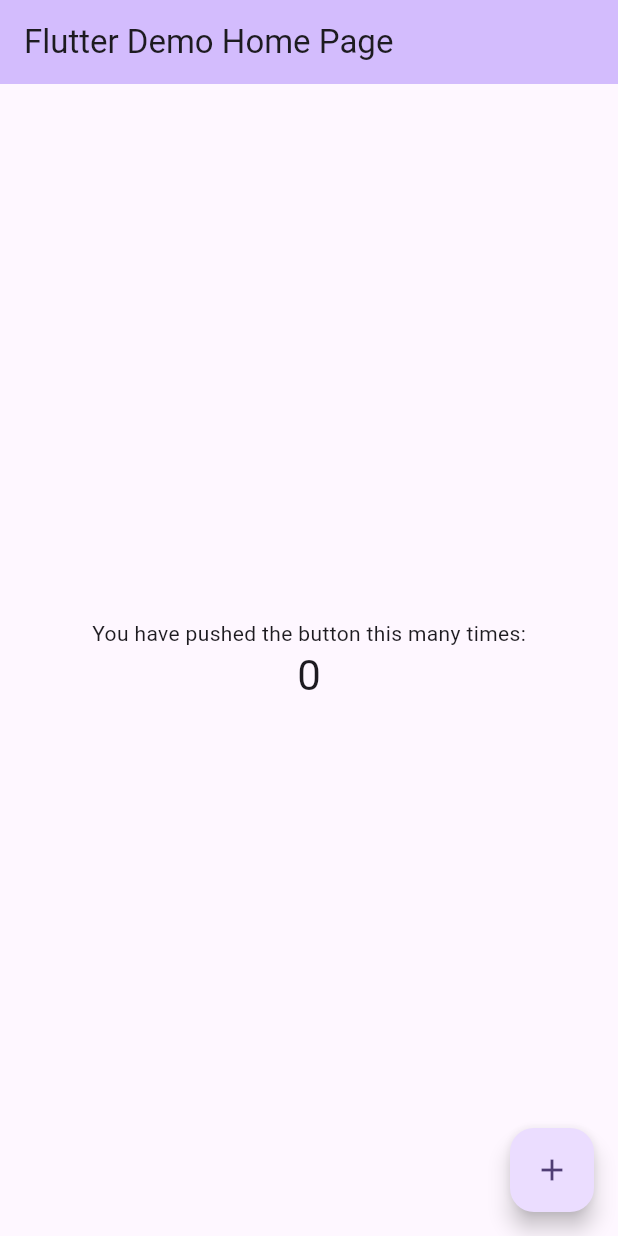
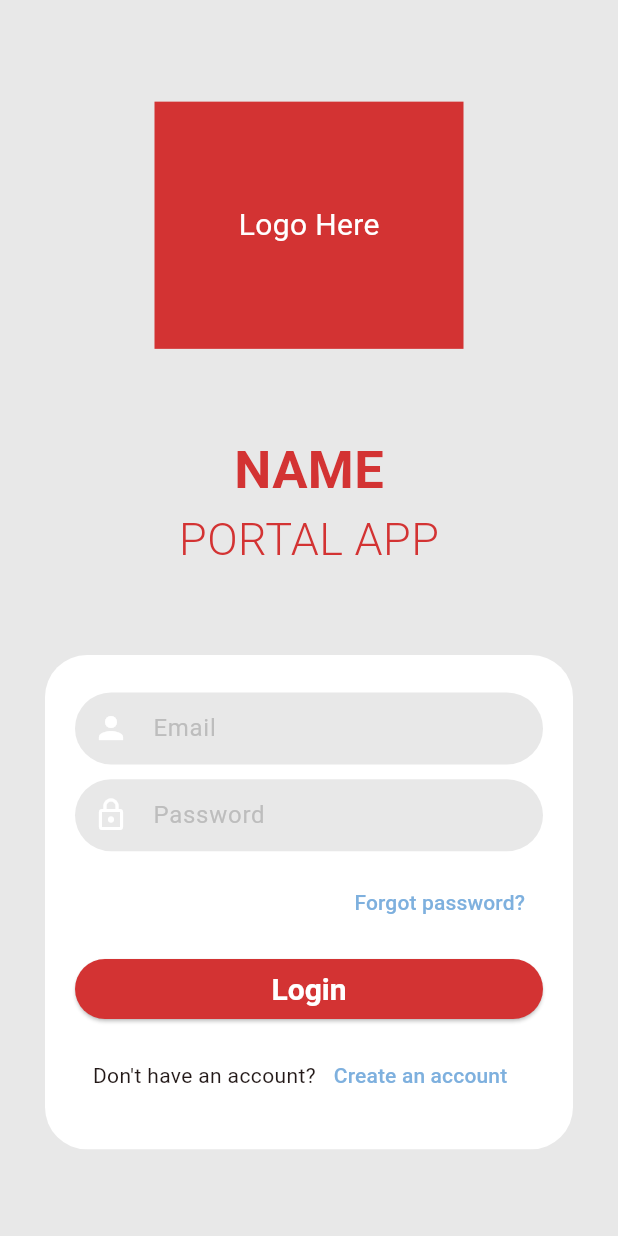
Before and after one commit to Bipoeman/Softdev-2-Group-1-Frontend, a Flutter app: the screen it shows after launch, on a phone screen of 412 x 824 dp. Run offline on Flutter 3.47's test engine with Material 3 defaults, Android fonts, the phone set to English and light mode, and no system bars.

Commit message:
re-structured

```diff
--- /dev/null
+++ b/lib/User/login.dart
@@ -0,0 +1,166 @@
+import "package:flutter/material.dart";
+
+const Color backgroundColor = Color(0xffe8e8e8);
+const Color mainColor = Color(0xffd33333);
+
+class LoginPage extends StatefulWidget {
+  const LoginPage({super.key});
+
+  @override
+  State<LoginPage> createState() => _LoginPageState();
+}
+
+class _LoginPageState extends State<LoginPage> {
+  @override
+  Widget build(BuildContext context) {
+    Size size = MediaQuery.of(context).size;
+    return Scaffold(
+      backgroundColor: backgroundColor,
+      body: SafeArea(
+        child: CustomScrollView(
+          slivers: [
+            SliverFillRemaining(
+              hasScrollBody: false,
+              child: Center(
+                child: Column(
+                  mainAxisAlignment: MainAxisAlignment.spaceAround,
+                  children: [
+                    Container(
+                      alignment: Alignment.center,
+                      margin: const EdgeInsets.fromLTRB(0, 40, 0, 0),
+                      height: size.height * 0.2,
+                      width: size.width * 0.5,
+                      decoration: const BoxDecoration(
+                        color: mainColor,
+                      ),
+                      child: const Text(
+                        "Logo Here",
+                        style: TextStyle(
+                          color: Colors.white,
+                          fontSize: 20,
+                        ),
+                      ),
+                    ),
+                    const Column(
+                      children: [
+                        Text(
+                          "NAME",
+                          style: TextStyle(
+                            color: mainColor,
+                            fontWeight: FontWeight.bold,
+                            fontSize: 35,
+                          ),
+                        ),
+                        Text(
+                          "PORTAL APP",
+                          style: TextStyle(
+                            color: mainColor,
+                            fontWeight: FontWeight.w300,
+                            fontSize: 30,
+                          ),
+                        ),
+                      ],
+                    ),
+                    Container(
+                      padding: const EdgeInsets.all(20),
+                      margin: const EdgeInsets.fromLTRB(30, 0, 30, 30),
+                      width: double.infinity,
+                      height: size.height * 0.4,
+                      decoration: BoxDecoration(
+                        borderRadius: BorderRadius.circular(28),
+                        color: Colors.white,
+                      ),
+                      child: Column(
+                        mainAxisAlignment: MainAxisAlignment.spaceAround,
+                        children: [
+                          TextFormField(
+                            keyboardType: TextInputType.emailAddress,
+                            decoration: InputDecoration(
+                              fillColor: backgroundColor,
+                              filled: true,
+                              labelStyle: TextStyle(color: Colors.grey[400]),
+                              contentPadding:
+                                  const EdgeInsets.fromLTRB(30, 0, 5, 0),
+                              labelText: "Email",
+                              prefixIconColor: Colors.white,
+                              prefixIcon: const Icon(Icons.person),
+                              border: OutlineInputBorder(
+                                borderRadius: BorderRadius.circular(40),
+                                borderSide: BorderSide.none,
+                              ),
+                            ),
+                          ),
+                          TextFormField(
+                            keyboardType: TextInputType.visiblePassword,
+                            obscureText: true,
+                            decoration: InputDecoration(
+                              fillColor: backgroundColor,
+                              filled: true,
+                              labelStyle: TextStyle(color: Colors.grey[400]),
+                              contentPadding:
+                                  const EdgeInsets.fromLTRB(30, 0, 5, 0),
+                              labelText: "Password",
+                              prefixIconColor: Colors.white,
+                              prefixIcon: const Icon(Icons.lock_outline),
+                              border: OutlineInputBorder(
+                                borderRadius: BorderRadius.circular(40),
+                                borderSide: BorderSide.none,
+                              ),
+                            ),
+                          ),
+                          Align(
+                            alignment: Alignment.centerRight,
+                            child: TextButton(
+                              child: const Text(
+                                "Forgot password?",
+                                style: TextStyle(color: Color(0xff7eb0de)),
+                              ),
+                              onPressed: () {},
+                            ),
+                          ),
+                          SizedBox(
+                            width: double.infinity,
+                            child: ElevatedButton(
+                              style: ElevatedButton.styleFrom(
+                                backgroundColor: mainColor,
+                                textStyle: const TextStyle(
+                                  color: Colors.white,
+                                  fontWeight: FontWeight.bold,
+                                  fontSize: 20,
+                                ),
+                                foregroundColor: Colors.white,
+                              ),
+                              child: const Text("Login"),
+                              onPressed: () {},
+                            ),
+                          ),
+                          Row(
+                            mainAxisAlignment: MainAxisAlignment.center,
+                            children: [
+                              const Text("Don't have an account?"),
+                              TextButton(
+                                onPressed: () {
+                                  Navigator.pushNamed(context, '/register');
+                                },
+                                child: const Text(
+                                  "Create an account",
+                                  style: TextStyle(
+                                    color: Color(0xff7eb0de),
+                                  ),
+                                ),
+                              ),
+                            ],
+                          ),
+                        ],
+                      ),
+                    ),
+                  ],
+                ),
+              ),
+            ),
+          ],
+        ),
+      ),
+    );
+  }
+}
--- a/lib/main.dart
+++ b/lib/main.dart
@@ -1,7 +1,42 @@
 import 'package:flutter/material.dart';
+import 'package:ruam_mitt/User/login.dart';
+import 'package:ruam_mitt/User/register.dart';
+
+
+ThemeData mainTheme = ThemeData(
+  colorScheme:
+      ColorScheme.fromSeed(seedColor: const Color.fromARGB(255, 203, 46, 35)),
+  useMaterial3: true,
+);
+
+// ThemeData customTheme = ThemeData(
+//   primaryTextTheme:
+// );
 
 void main() {
-  runApp(const MyApp());
+  runApp(const SuperApp());
+}
+
+class SuperApp extends StatefulWidget {
+  const SuperApp({super.key});
+
+  @override
+  State<SuperApp> createState() => _SuperAppState();
+}
+
+class _SuperAppState extends State<SuperApp> {
+  @override
+  Widget build(BuildContext context) {
+    return MaterialApp(
+      initialRoute: "/login",
+      routes: {
+        "/login": (context) => const LoginPage(),
+        "/register" : (context) => const RegisterPage()
+      },
+      title: "Super App Group 1",
+      theme: mainTheme,
+    );
+  }
 }
 
 class MyApp extends StatelessWidget {
@@ -12,25 +47,7 @@ class MyApp extends StatelessWidget {
   Widget build(BuildContext context) {
     return MaterialApp(
       title: 'Flutter Demo',
-      theme: ThemeData(
-        // This is the theme of your application.
-        //
-        // TRY THIS: Try running your application with "flutter run". You'll see
-        // the application has a purple toolbar. Then, without quitting the app,
-        // try changing the seedColor in the colorScheme below to Colors.green
-        // and then invoke "hot reload" (save your changes or press the "hot
-        // reload" button in a Flutter-supported IDE, or press "r" if you used
-        // the command line to start the app).
-        //
-        // Notice that the counter didn't reset back to zero; the application
-        // state is not lost during the reload. To reset the state, use hot
-        // restart instead.
-        //
-        // This works for code too, not just values: Most code changes can be
-        // tested with just a hot reload.
-        colorScheme: ColorScheme.fromSeed(seedColor: Colors.deepPurple),
-        useMaterial3: true,
-      ),
+      theme: mainTheme,
       home: const MyHomePage(title: 'Flutter Demo Home Page'),
     );
   }
```
Also changed, not shown: lib/User/register.dart (added, +88 -0 lines).
